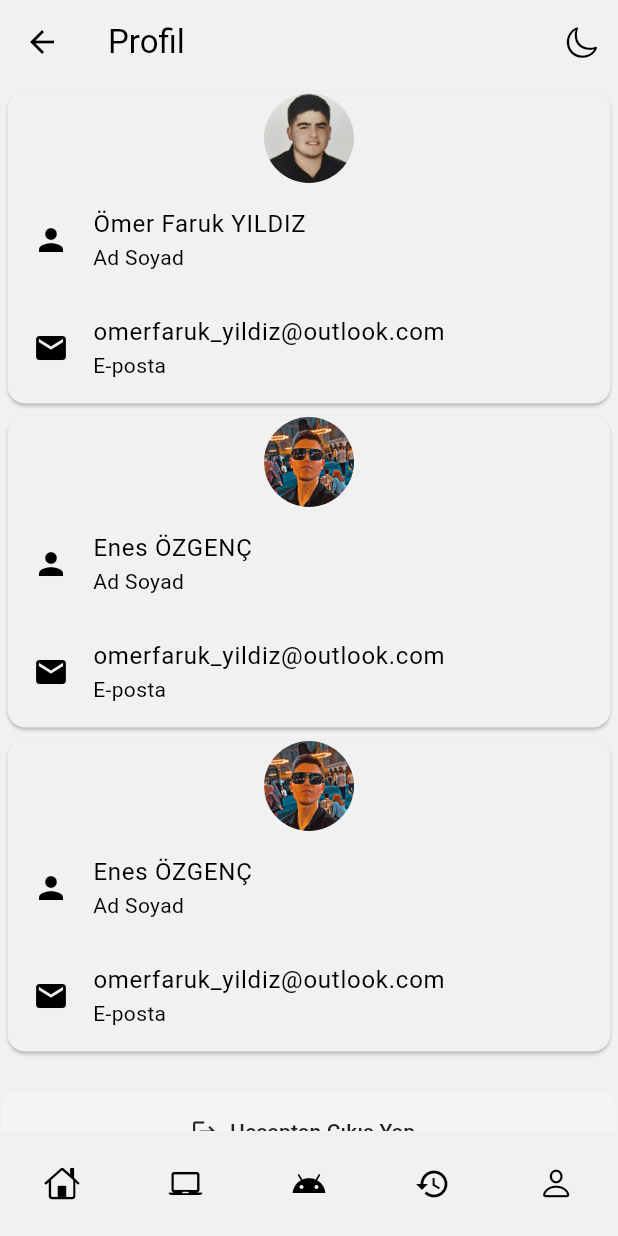
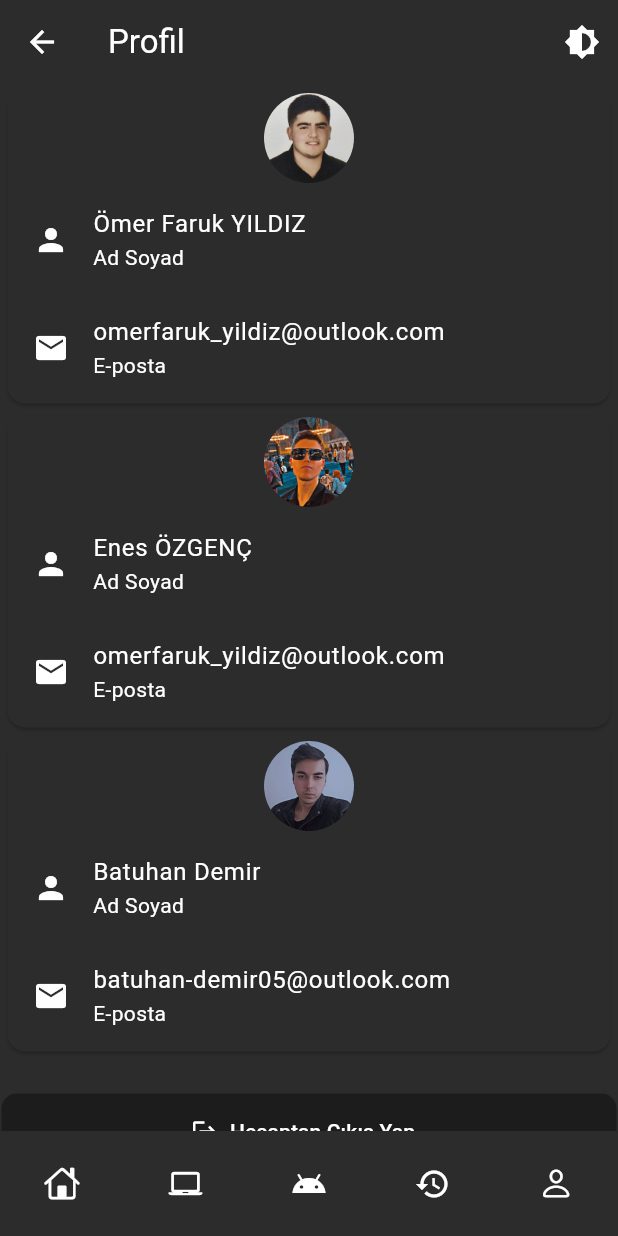
Before and after one commit to omerfaruk-yildiz/Flawless-Code, a Flutter app: the screen it shows after launch, item 3 of the bottom bar chosen, after a tap on "Profil", on a phone screen of 412 x 824 dp. Run offline on Flutter 3.47's test engine with Material 3 defaults, Android fonts, the phone set to English and light mode, and no system bars; our stand-ins replace go_router, google_fonts.

```diff
--- a/lib/core/themes.dart
+++ b/lib/core/themes.dart
@@ -3,7 +3,7 @@ import "package:google_fonts/google_fonts.dart";
 
 // theme_provider.dart
 class ThemeProvider with ChangeNotifier {
-  bool _isDark = false; // Varsayılan tema
+  bool _isDark = true; // Varsayılan tema
   bool get isDark => _isDark;
 
   void toggleTheme() {
@@ -16,7 +16,7 @@ class ThemeProvider with ChangeNotifier {
 const darkColors = {
   "primary": Color(0xFF1C1C1C),
   "onPrimary": Colors.white,
-  "secondary": Colors.grey,
+  "secondary": Color(0xFF000A12),
   "onSecondary": Color(0xFFB0BEC5),
   "background": Color(0xFF121212),
   "onBackground": Colors.white,
@@ -28,7 +28,7 @@ const darkColors = {
 
 
 const lightColors = {
-  "primary": Color(0xFFF5F5F5), // Hafif açık gri
+  "primary": Color(0xFFB0BEC5), // Hafif açık gri
   "onPrimary": Color(0xFF212121), // Koyu gri
   "secondary": Color(0xFFBBDEFB), // Açık mavi
   "onSecondary": Color(0xFF0D47A1), // Mavi ton
--- a/lib/screens/assistant_screen.dart
+++ b/lib/screens/assistant_screen.dart
@@ -65,25 +65,25 @@ class AssistantScreen extends StatelessWidget {
                         physics: NeverScrollableScrollPhysics(),
                         crossAxisCount: 2,
                         mainAxisSpacing: 16,
-                        crossAxisSpacing: 16,
-                        childAspectRatio: 1.5,
+                        crossAxisSpacing: 20,
+                        childAspectRatio: 2,
                         children: [
                           ActionCard(
                             icon: Icons.person,
                             title: "Profil",
-                            color: Theme.of(context).colorScheme.primary,
+                            color: Theme.of(context).colorScheme.onPrimary,
                             onTap: () => context.push("/profile"),
                           ),
                           ActionCard(
                             icon: Icons.login,
                             title: "Giriş Yap",
-                            color: Theme.of(context).colorScheme.secondary,
+                            color: Theme.of(context).colorScheme.onPrimary,
                             onTap: () => context.push("/login"),
                           ),
                           ActionCard(
                             icon: Icons.app_registration,
                             title: "Kayıt Ol",
-                            color: Theme.of(context).colorScheme.tertiary,
+                            color: Theme.of(context).colorScheme.onPrimary,
                             onTap: () => context.go("/register"),
                           ),
                           ActionCard(
--- a/lib/screens/home_screen.dart
+++ b/lib/screens/home_screen.dart
@@ -21,7 +21,7 @@ class HomeScreen extends StatelessWidget {
         centerTitle: true,
         actions: [
           IconButton(
-            icon: Icon(CupertinoIcons.app),
+            icon: Icon(Icons.brightness_6),
             onPressed: () {
               context.read<ThemeProvider>().toggleTheme();
             },
@@ -54,7 +54,7 @@ class HomeScreen extends StatelessWidget {
             ListTile(
               leading: Icon(CupertinoIcons.device_laptop),
               title: Text('Eğitimler'),
-              onTap: () => context.push("/search"),
+              onTap: () => context.push("/lesson"),
             ),
             ListTile(
               leading: Icon(CupertinoIcons.person),
@@ -81,58 +81,72 @@ class HomeScreen extends StatelessWidget {
         child: Column(
           children: [
             Card(
+  color: Theme.of(context).colorScheme.primary, // Card arka plan rengi
+  shape: RoundedRectangleBorder(
+    borderRadius: BorderRadius.circular(16), // Köşe yuvarlaklığı
+  ),
+  elevation: 4, // Gölgelendirme
   child: Padding(
     padding: EdgeInsets.all(16),
     child: Row(
       children: [
         CircleAvatar(
           radius: 20,
-                                backgroundColor:
-                                    Theme.of(context).colorScheme.primary,
-                                child: Icon(Icons.home,
+          backgroundColor: Theme.of(context).colorScheme.primary,
+          child: Icon(
+            Icons.home,
             size: 32,
-                                    color: Theme.of(context)
-                                        .colorScheme
-                                        .onPrimary),
+            color: Theme.of(context).colorScheme.onPrimary,
+          ),
         ),
         SizedBox(width: 16),
         Expanded(
           child: Text(
             "Hoş Geldiniz Keyvan Arasteh 👋",
-                                  style: Theme.of(context).textTheme.titleLarge,
+            style: Theme.of(context).textTheme.titleLarge?.copyWith(
+                  color: Theme.of(context).colorScheme.onSurface, // Yazı rengi
+                ),
           ),
         ),
       ],
     ),
   ),
 ),
+
                       Card(
+  color: Theme.of(context).colorScheme.primary, // Arka plan rengi
+  shape: RoundedRectangleBorder(
+    borderRadius: BorderRadius.circular(16), // Köşe yuvarlaklığı
+  ),
+  elevation: 4, // Kart gölgelenmesi
   child: Padding(
     padding: EdgeInsets.all(16),
     child: Row(
       children: [
         CircleAvatar(
           radius: 20,
-                                backgroundColor:
-                                    Theme.of(context).colorScheme.primary,
-                                child: Icon(Icons.code,
+          backgroundColor: Theme.of(context).colorScheme.primary,
+          child: Icon(
+            Icons.code,
             size: 32,
-                                    color: Theme.of(context)
-                                        .colorScheme
-                                        .onPrimary),
+            color: Theme.of(context).colorScheme.onPrimary,
+          ),
         ),
         SizedBox(width: 10),
         Expanded(
           child: Text(
             "Kodlama alanında yeni başarılar elde etmeye hazır mısınız?",
-                                  style: Theme.of(context).textTheme.titleLarge,
-
+            style: Theme.of(context).textTheme.titleMedium?.copyWith(
+                  fontSize: 14, // Yazı boyutunu küçültmek için
+                  color: Theme.of(context).colorScheme.onSurface, // Yazı rengi
+                ),
           ),
         ),
       ],
     ),
   ),
 ),
+
            Expanded(
   flex: 3,
   child: Container(
@@ -143,25 +157,61 @@ class HomeScreen extends StatelessWidget {
     child: ListView(
       padding: EdgeInsets.all(24),
       children: [
-
         SizedBox(height: 16),
-                    SuggestedActionCard(
-                      icon: Icons.laptop,
-                      title: "Eğitimler",
-                      subtitle: "Bütün eğitimleri görüntüleyin",
+        Card(
+          color:Theme.of(context).colorScheme.primary, // İlk kutucuk için farklı renk
+          shape: RoundedRectangleBorder(
+            borderRadius: BorderRadius.circular(16),
+          ),
+          child: ListTile(
+            leading: CircleAvatar(
+              radius: 20,
+              backgroundColor: Theme.of(context).colorScheme.primary,
+              child: Icon(Icons.laptop,
+                  size: 24,
+                  color: Theme.of(context).colorScheme.onPrimary),
+            ),
+            title: Text(
+              "Eğitimler",
+              style: Theme.of(context).textTheme.titleMedium,
+            ),
+            subtitle: Text(
+              "Bütün eğitimleri görüntüleyin",
+              style: Theme.of(context).textTheme.bodySmall,
+            ),
             onTap: () => context.push("/lesson"),
           ),
+        ),
         SizedBox(height: 16),
-                    SuggestedActionCard(
-                      icon: Icons.settings,
-                      title: "Ayarlar",
-                      subtitle: "Uygulama ayarlarını özelleştirin",
+        Card(
+          color:Theme.of(context).colorScheme.primary, // İkinci kutucuk için farklı renk
+          shape: RoundedRectangleBorder(
+            borderRadius: BorderRadius.circular(16),
+          ),
+          child: ListTile(
+            leading: CircleAvatar(
+              radius: 20,
+              backgroundColor: Theme.of(context).colorScheme.primary,
+              child: Icon(Icons.settings,
+                  size: 24,
+                  color: Theme.of(context).colorScheme.onPrimary),
+            ),
+            title: Text(
+              "Ayarlar",
+              style: Theme.of(context).textTheme.titleMedium,
+            ),
+            subtitle: Text(
+              "Uygulama ayarlarını özelleştirin",
+              style: Theme.of(context).textTheme.bodySmall,
+            ),
             onTap: () => context.push("/settings"),
+          ),
         ),
       ],
     ),
   ),
 ),
+
           ],
         ),
       ),
--- a/lib/screens/profile_screen.dart
+++ b/lib/screens/profile_screen.dart
@@ -17,7 +17,7 @@ class ProfileScreen extends StatelessWidget {
         title: Text("Profil"),
         actions: [
           IconButton(
-            icon: Icon(CupertinoIcons.moon),
+            icon: Icon(Icons.brightness_6),
             onPressed: () {
               context.read<ThemeProvider>().toggleTheme();
             },
@@ -86,19 +86,19 @@ class ProfileScreen extends StatelessWidget {
                 children: [
                   CircleAvatar(
                 radius: 30,
-                backgroundImage: AssetImage('assets/images/150136006.jpg'),
+                backgroundImage: AssetImage('assets/images/48393183.jpg'),
               ),
               const SizedBox(height: 1),
 
                   SizedBox(height: 1),
                   ListTile(
                     leading: Icon(Icons.person),
-                    title: Text("Enes ÖZGENÇ"),
+                    title: Text("Batuhan Demir"),
                     subtitle: Text("Ad Soyad"),
                   ),
                   ListTile(
                     leading: Icon(Icons.email),
-                    title: Text("omerfaruk_yildiz@outlook.com"),
+                    title: Text("batuhan-demir05@outlook.com"),
                     subtitle: Text("E-posta"),
                   ),
                 ],
```
Also changed, not shown: assets/images/48393183.jpg (added). Lines whose indentation alone changed are shown as unchanged.
